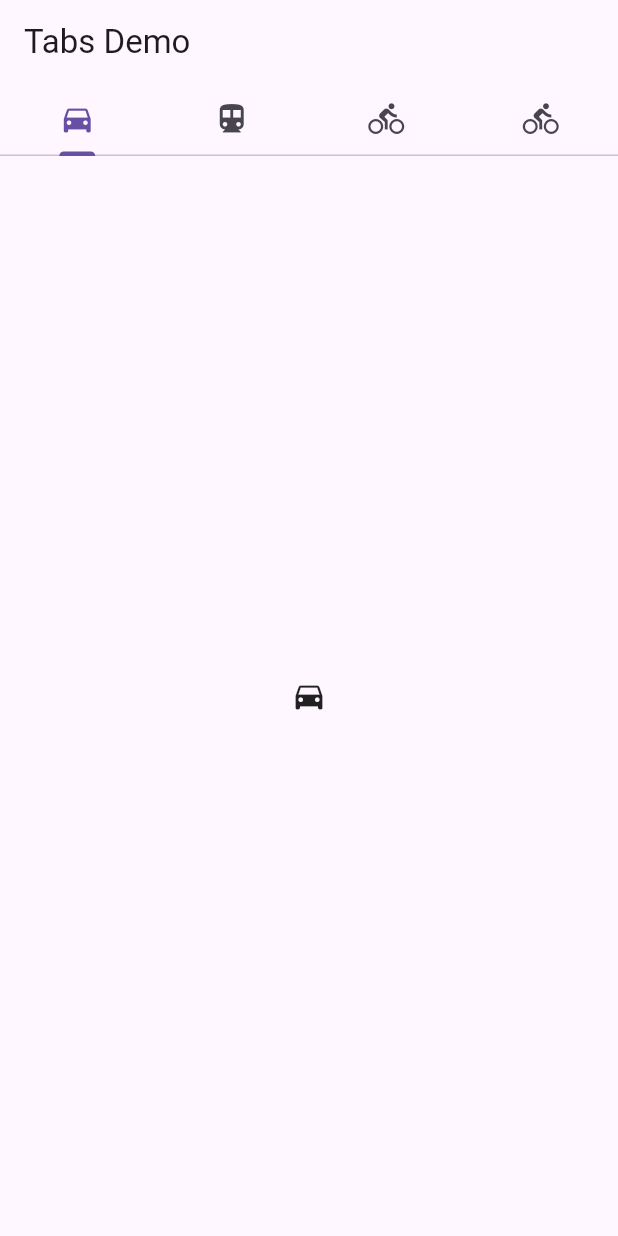
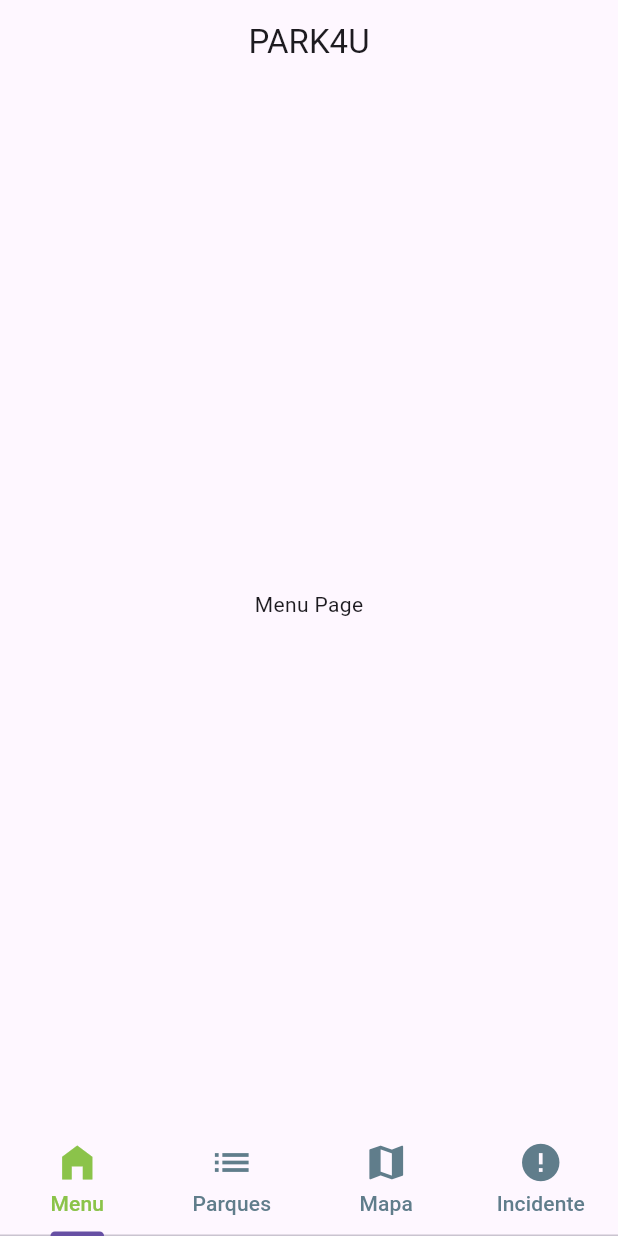
Before and after one commit to Tomfibacarrico03/app_estacionamento_22104735_22107603, a Flutter app: the screen it shows after launch, on a phone screen of 412 x 824 dp. Run offline on Flutter 3.47's test engine with Material 3 defaults, Android fonts, the light colour scheme and no system bars.

Commit message:
pages created

```diff
--- a/lib/list.dart
+++ b/lib/incidente.dart
@@ -1,7 +1,7 @@
 import 'package:flutter/material.dart';
 
-class List extends StatelessWidget {
-  const List({super.key});
+class Incidentes extends StatelessWidget {
+  const Incidentes({super.key});
 
   @override
   Widget build(BuildContext context) {
@@ -10,7 +10,7 @@ class List extends StatelessWidget {
         title: const Text('Second Screen'),
       ),
       body: const Center(
-        child: Text('Welcome to the second screen!'),
+        child: Text('Welcome to the incidentes screen!'),
       ),
     );
   }
--- a/lib/main.dart
+++ b/lib/main.dart
@@ -1,5 +1,8 @@
 import 'package:flutter/material.dart';
-
+import 'menu.dart';
+import 'parques.dart';
+import 'mapa.dart';
+import 'incidente.dart';
 void main() {
   runApp(const TabBarDemo());
 }
@@ -9,29 +12,35 @@ class TabBarDemo extends StatelessWidget {
 
   @override
   Widget build(BuildContext context) {
+    // Use DefaultTabController to manage tab selection
     return MaterialApp(
       home: DefaultTabController(
-        length: 4,
+        length: 4, // Number of tabs
         child: Scaffold(
           appBar: AppBar(
-            bottom: const TabBar(
-              tabs: [
-                Tab(icon: Icon(Icons.directions_car)),
-                Tab(icon: Icon(Icons.directions_transit)),
-                Tab(icon: Icon(Icons.directions_bike)),
-                Tab(icon: Icon(Icons.directions_bike)),
-              ],
-            ),
-            title: const Text('Tabs Demo'),
+            centerTitle: true,
+            title: const Text('PARK4U'),
           ),
           body: const TabBarView(
             children: [
-              Icon(Icons.directions_car),
-              Icon(Icons.directions_transit),
-              Icon(Icons.directions_bike),
-              Icon(Icons.directions_bike)
-
+              MenuPage(),
+              Parques(),
+              Mapa(),
+              Incidentes(),
             ],
+          ),
+          // Move TabBar to bottomNavigationBar
+          bottomNavigationBar: const TabBar(
+            tabs: [
+              Tab(icon: Icon(Icons.home_filled, size: 30), text: "Menu"),
+              Tab(icon: Icon(Icons.list, size: 30), text: "Parques"),
+              Tab(icon: Icon(Icons.map, size: 30), text: "Mapa"),
+              Tab(icon: Icon(Icons.error, size: 30), text: "Incidente"),
+            ],
+            // Apply a material design so the TabBar looks appropriate at the bottom
+            labelColor: Colors.lightGreen,
+            unselectedLabelColor: Colors.blueGrey,
+            indicatorSize: TabBarIndicatorSize.label,
           ),
         ),
       ),
--- /dev/null
+++ b/lib/mapa.dart
@@ -0,0 +1,12 @@
+import 'package:flutter/material.dart';
+
+class Mapa extends StatelessWidget {
+  const Mapa({Key? key}) : super(key: key);
+
+  @override
+  Widget build(BuildContext context) {
+    return const Center(
+      child: Text('Menu Page'),
+    );
+  }
+}
--- /dev/null
+++ b/lib/menu.dart
@@ -0,0 +1,12 @@
+import 'package:flutter/material.dart';
+
+class MenuPage extends StatelessWidget {
+  const MenuPage({Key? key}) : super(key: key);
+
+  @override
+  Widget build(BuildContext context) {
+    return const Center(
+      child: Text('Menu Page'),
+    );
+  }
+}
--- /dev/null
+++ b/lib/parques.dart
@@ -0,0 +1,17 @@
+import 'package:flutter/material.dart';
+
+class Parques extends StatelessWidget {
+  const Parques({super.key});
+
+  @override
+  Widget build(BuildContext context) {
+    return Scaffold(
+      appBar: AppBar(
+        title: const Text('Second Screen'),
+      ),
+      body: const Center(
+        child: Text('Welcome to the second screen!'),
+      ),
+    );
+  }
+}
```
Also changed, not shown: lib/paginaPrincipal.dart (deleted, +0 -141 lines).
